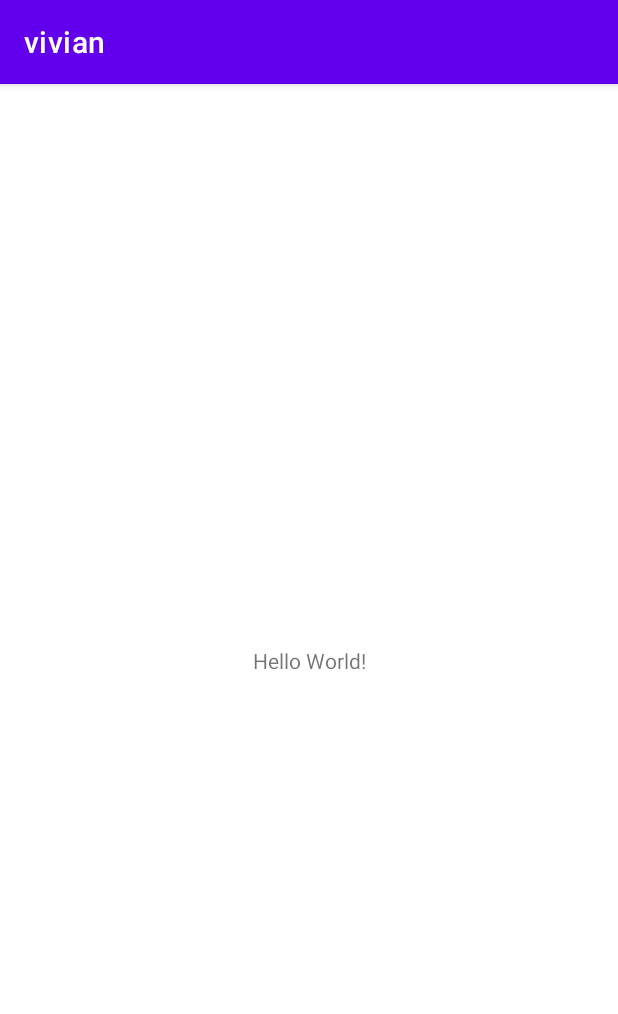
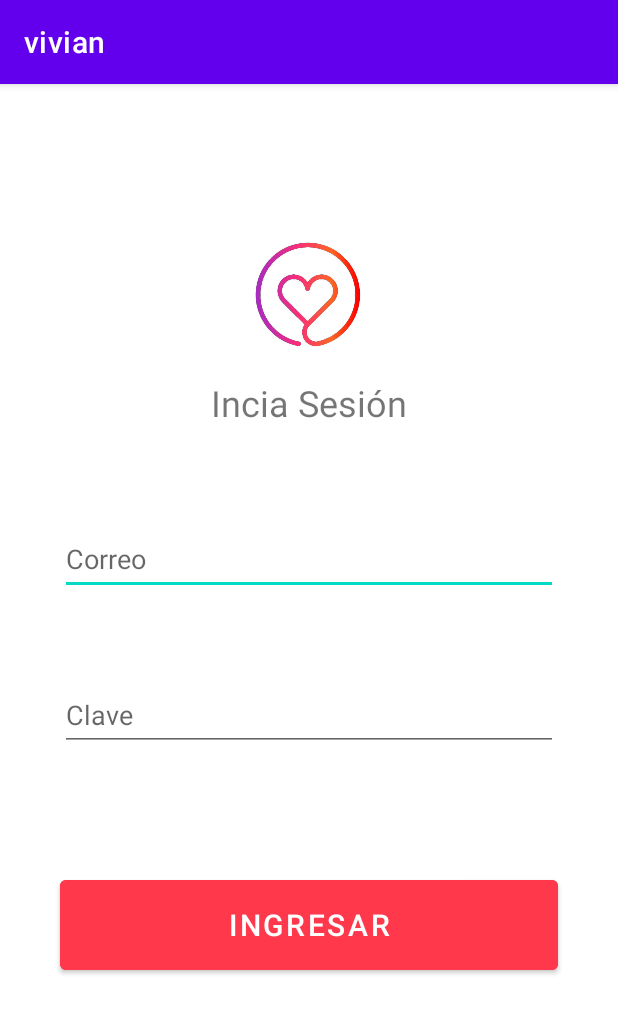
Before and after one commit to donatto-minaya/Vivian-Mobile, an Android app: the screen it shows after launch (MainActivity), on a phone screen of 412 x 824 dp. Shown: the top 1014 px of the screen. Run offline under Robolectric (Android 15) with nearby library versions, the phone set to English and light mode, and no system bars.

```diff
--- a/app/src/main/res/layout/activity_main.xml
+++ b/app/src/main/res/layout/activity_main.xml
@@ -6,13 +6,81 @@
     android:layout_height="match_parent"
     tools:context=".MainActivity">
 
+
+    <ImageView
+        android:contentDescription="@string/logo_vivian"
+        android:id="@+id/wave_login"
+        app:layout_constraintLeft_toLeftOf="parent"
+        app:layout_constraintRight_toRightOf="parent"
+        app:layout_constraintTop_toTopOf="parent"
+
+        android:layout_marginTop="100dp"
+        android:layout_width="match_parent"
+        android:layout_height="88dp"
+
+        android:src="@drawable/corazon" />
+
     <TextView
+        android:id="@+id/titulo_login"
+        app:layout_constraintLeft_toLeftOf="parent"
+        app:layout_constraintRight_toRightOf="parent"
+        app:layout_constraintTop_toBottomOf="@+id/wave_login"
+
         android:layout_width="wrap_content"
         android:layout_height="wrap_content"
-        android:text="Hello World!"
-        app:layout_constraintBottom_toBottomOf="parent"
-        app:layout_constraintLeft_toLeftOf="parent"
-        app:layout_constraintRight_toRightOf="parent"
-        app:layout_constraintTop_toTopOf="parent" />
+        android:layout_marginTop="8dp"
+
+        android:text="@string/iniciar_sesion"
+        android:textSize="24sp" />
+
+    <EditText
+        android:inputType="textEmailAddress"
+        android:autofillHints="emailAddress"
+        android:id="@+id/login_correo"
+        app:layout_constraintTop_toBottomOf="@id/titulo_login"
+
+        android:layout_marginTop="64dp"
+        android:layout_marginLeft="40dp"
+        android:layout_marginRight="40dp"
+
+        android:hint="@string/correo"
+
+        android:layout_width="match_parent"
+        android:layout_height="48dp" />
+
+    <EditText
+        android:inputType="textPassword"
+        android:autofillHints="password"
+        android:id="@+id/login_clave"
+        app:layout_constraintTop_toBottomOf="@id/login_correo"
+
+        android:layout_marginTop="56dp"
+        android:layout_marginLeft="40dp"
+        android:layout_marginRight="40dp"
+
+        android:hint="@string/clave"
+
+        android:layout_width="match_parent"
+        android:layout_height="48dp" />
+
+    <Button
+        android:id="@+id/button_login"
+        app:layout_constraintTop_toBottomOf="@id/login_clave"
+
+        android:layout_marginTop="80dp"
+        android:layout_marginLeft="40dp"
+        android:layout_marginRight="40dp"
+
+        android:layout_width="match_parent"
+        android:layout_height="72dp"
+
+        android:text="@string/boton_login_ingresar"
+        android:textSize="20sp"
+
+        android:textColor="@color/white"
+
+        android:backgroundTint="#ff384c" />
+
+
 
 </androidx.constraintlayout.widget.ConstraintLayout>
--- a/app/src/main/res/values/strings.xml
+++ b/app/src/main/res/values/strings.xml
@@ -1,3 +1,8 @@
 <resources>
     <string name="app_name">vivian</string>
+    <string name="iniciar_sesion">Incia Sesión</string>
+    <string name="correo">Correo</string>
+    <string name="clave">Clave</string>
+    <string name="boton_login_ingresar">Ingresar</string>
+    <string name="logo_vivian">Logo vivian</string>
 </resources>
```
Also changed, not shown: app/src/main/res/drawable/corazon.jpg (added).
